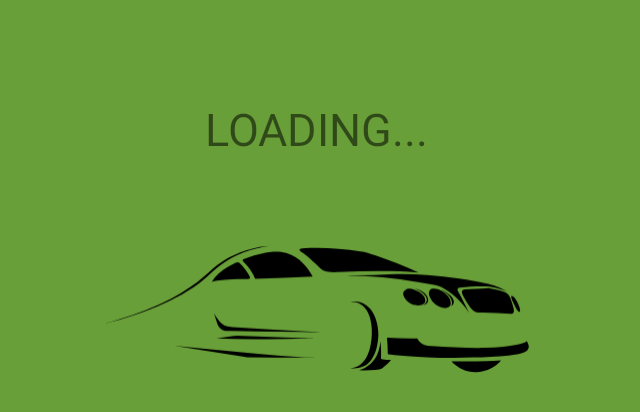
After one commit to mntcoffee/wearableNotification, an Android app: the SplashActivity screen opened directly, with no data from a screen before it, on a phone screen of 824 x 412 dp (held sideways). The commit adds this screen. Shown: the top 412 px of the screen, without its empty margins (301-941 px from the left). Run offline under Robolectric (Android 15) with nearby library versions, the phone set to English and light mode, and no system bars.

Commit message:
created splash activity

```diff
--- a/app/build.gradle
+++ b/app/build.gradle
@@ -16,6 +16,7 @@ android {
         versionName "1.0"
 
         testInstrumentationRunner "androidx.test.runner.AndroidJUnitRunner"
+        vectorDrawables.useSupportLibrary = true
     }
 
     buildTypes {
@@ -57,4 +58,7 @@ dependencies {
     implementation "androidx.camera:camera-lifecycle:$camerax_version"
     // CameraX View class
     implementation "androidx.camera:camera-view:1.0.0-alpha14"
+
+    implementation 'org.jetbrains.kotlinx:kotlinx-coroutines-core:1.3.9'
+    implementation 'org.jetbrains.kotlinx:kotlinx-coroutines-android:1.3.9'
 }
--- /dev/null
+++ b/app/src/main/java/com/example/wearablenotification/splash/SplashActivity.kt
@@ -0,0 +1,25 @@
+package com.example.wearablenotification.splash
+
+import android.content.Intent
+import androidx.appcompat.app.AppCompatActivity
+import android.os.Bundle
+import com.example.wearablenotification.R
+import com.example.wearablenotification.setup.SetupActivity
+import kotlinx.coroutines.CoroutineScope
+import kotlinx.coroutines.Dispatchers
+import kotlinx.coroutines.delay
+import kotlinx.coroutines.launch
+
+class SplashActivity : AppCompatActivity() {
+    override fun onCreate(savedInstanceState: Bundle?) {
+        super.onCreate(savedInstanceState)
+        setContentView(R.layout.activity_splash)
+
+        CoroutineScope(Dispatchers.Main).launch {
+            delay(3000)
+            val intent = Intent(this@SplashActivity, SetupActivity::class.java)
+            startActivity(intent)
+            finish()
+        }
+    }
+}
--- /dev/null
+++ b/app/src/main/res/drawable/ic_automobile_splash.xml
@@ -0,0 +1,60 @@
+<vector xmlns:android="http://schemas.android.com/apk/res/android"
+    android:width="1998.1061dp"
+    android:height="647.9526dp"
+    android:viewportWidth="1998.1061"
+    android:viewportHeight="647.9526">
+  <path
+      android:fillColor="#FF000000"
+      android:pathData="m745.6,48.23c13.58,-2.21 27.2,-4.74 40.99,-4.93 -39.76,6.14 -79.08,15.85 -116.64,30.37 -34.64,13.38 -67.35,31.67 -96.9,54.15 -27.5,20.57 -52.13,44.58 -78.26,66.8 -29.41,24.42 -61.56,45.37 -94.79,64.19 -71.26,40.01 -147.44,70.58 -224.97,96.07 -33.43,10.83 -67.14,20.86 -101.21,29.5 -5.03,1.13 -9.96,2.87 -15.13,3.19 19.43,-4.74 38.52,-10.83 57.7,-16.49 81.24,-24.99 161.18,-55.1 236.65,-94.4 53.26,-27.86 104.34,-60.56 149.12,-100.84 10.67,-9.24 20.29,-19.61 31.1,-28.71 59.83,-51.84 134.73,-84.84 212.34,-98.9z"/>
+  <path
+      android:fillColor="#FF000000"
+      android:pathData="m934.05,54.56c86.16,-5.65 172.66,1.03 258.01,13.1 22.31,1.71 43.15,10.28 64.16,17.26 65.83,22.58 130.96,47.42 194.1,76.73 -53.92,-4.82 -108.1,-6.41 -162.23,-6.55 -64.69,-0.29 -129.37,1.6 -193.97,4.79 -15.38,0.85 -30.94,1.34 -46.15,-1.48 -12.08,-2.24 -23.99,-6.84 -33.45,-14.85 -25.71,-23.05 -50.13,-47.68 -77.9,-68.31 -4.8,-3.78 -10.78,-6.37 -14.22,-11.62 -1.33,-1.75 -1.57,-4.62 0.46,-5.95 3.21,-2.34 7.36,-2.67 11.19,-3.12z"/>
+  <path
+      android:fillColor="#FF000000"
+      android:pathData="m796.11,70.23c21.99,-2.26 44.53,-1.2 65.82,5.1 28.32,8.07 53.87,24.39 74.66,45.07 17.47,17.24 31.66,37.54 43.53,58.95 -85.14,3.45 -170.29,6.6 -255.43,10.1 -11.7,-25.46 -26.81,-49.69 -46.73,-69.54 -3.28,-3.46 -7.82,-6.2 -9.28,-10.99 -0.26,-3.77 3.9,-5.39 6.69,-6.78 14.39,-6.05 29.19,-11.05 44.09,-15.67 25.01,-7.6 50.59,-13.69 76.65,-16.24z"/>
+  <path
+      android:fillColor="#FF000000"
+      android:pathData="m629.48,123.4c5.61,-2.77 11.09,-6.65 17.55,-6.9 4.95,0.52 8.76,4.18 12.49,7.15 10.93,9.85 19.43,22.03 27.5,34.24 4.49,6.96 8.77,14.05 12.72,21.34 1.34,2.65 2.87,5.89 1.53,8.84 -1.98,3.03 -6.05,2.68 -9.21,2.77 -23.34,-0.31 -46.68,0.1 -70.01,0.79 -22.33,0.99 -44.72,2.2 -66.81,5.79 -8.04,1.4 -16.19,2.92 -23.67,6.31 17.02,-29.05 43.58,-51.39 72.78,-67.56 8.16,-4.67 16.7,-8.61 25.13,-12.77z"/>
+  <path
+      android:fillColor="#FF000000"
+      android:pathData="m1171.07,174.34c51.01,-1.24 102.02,-2.56 152.99,-4.92 55,-1.87 110.15,-1.09 164.97,3.99 47.42,4.15 94.76,9.21 141.95,15.43 24.89,3.35 49.75,6.95 74.38,11.88 36.49,7.09 73.39,14.32 107.61,29.32 10.29,4.58 20.35,9.74 29.89,15.73 -19.42,-7.49 -39.34,-13.88 -59.81,-17.79 -8.7,-1.78 -17.55,-2.65 -26.25,-4.38 -9.88,-0.82 -19.8,0.08 -29.69,-0.04 -30.76,0.24 -61.6,1.21 -92.11,5.39 -3.98,0.63 -8.6,1.35 -11.08,4.89 -2.2,3.49 -0.54,7.76 1.04,11.15 10.58,18.64 20.06,37.88 29.88,56.93 6.72,13.43 13.73,26.72 20.24,40.25 -26.71,-42.57 -63.55,-78.63 -106.24,-105.08 -7.3,-4.49 -14.76,-8.75 -22.51,-12.41 -10.54,-4.85 -21.94,-7.5 -33.36,-9.31 -21.97,-2.84 -43.64,-7.53 -65.48,-11.14 -104.16,-18.05 -209.76,-28.63 -315.5,-28.79 13.01,-0.91 26.05,-0.72 39.08,-1.1z"/>
+  <path
+      android:fillColor="#FF000000"
+      android:pathData="m1431.07,232.13c16.5,3.46 33.13,9.46 45.8,20.96 7.34,6.53 12.76,15.24 15.1,24.8 1.55,6.28 0.74,13.33 -3.15,18.63 -4.7,6.48 -12.21,10.24 -19.65,12.66 6.82,-5.2 13.85,-11.08 16.71,-19.47 2.76,-7.84 0.18,-16.49 -4.62,-22.95 -7.5,-10.24 -18.14,-17.62 -28.92,-24.03 -6.85,-4 -13.97,-7.52 -21.27,-10.6z"/>
+  <path
+      android:fillColor="#FF000000"
+      android:pathData="m1748.27,232.07c4.58,-0.57 9.23,-0.8 13.84,-0.3 21.77,4.39 43.79,8.17 64.95,15.13 6.18,2.04 12.37,4.53 17.42,8.75 6.74,5.31 11.06,13.04 13.83,21.05 4.89,14.35 10.01,28.66 13.54,43.42 1.43,6.3 3.06,13.33 -0.22,19.35 -1.89,3.87 -6.37,5.78 -10.52,5.51 -41.59,-3.16 -83.29,-4.8 -124.99,-5.47 -10.68,-0.44 -21.72,1.02 -32.01,-2.53 -11.56,-3.98 -19.98,-13.54 -26.79,-23.27 -11.15,-16.22 -21.1,-33.24 -30.36,-50.58 -2.87,-5.86 -5.55,-12.58 -3.88,-19.17 1.31,-4.83 6.49,-6.98 11.07,-7.29 31.28,-3.08 62.76,-3.05 94.12,-4.6z"/>
+  <path
+      android:fillColor="#FF000000"
+      android:pathData="m1405.27,233.15c16.28,-1.3 31.69,6.07 45.32,14.19 8.7,5.3 17.14,11.54 23.03,19.99 4.79,6.86 7.25,15.58 5.7,23.9 -2.25,7.49 -9.09,12.67 -16.36,14.84 -9.28,2.74 -19.23,2.36 -28.65,0.56 -22.29,-4.32 -41.55,-20.5 -50.58,-41.18 -2.81,-6.21 -3.23,-14.02 1.25,-19.56 5.11,-6.21 11.95,-12 20.29,-12.74z"/>
+  <path
+      android:fillColor="#FF000000"
+      android:pathData="m1511.57,233.58c16.11,-2.74 32.26,3.58 45.35,12.63 8.38,5.73 15.8,12.73 22.66,20.17 6.28,6.46 10.29,14.88 12.5,23.55 1.54,6.97 1.64,15.06 -2.94,20.97 -5.4,6.82 -14.73,9.02 -23.04,8.84 -22.3,-2.12 -43.47,-14.2 -56.63,-32.33 -4.79,-6.51 -8.65,-13.7 -11.55,-21.23 -2.35,-6.92 -2.99,-14.77 -0.07,-21.62 2.39,-5.64 7.7,-9.88 13.72,-10.98z"/>
+  <path
+      android:fillColor="#FF000000"
+      android:pathData="m1548.97,236.01c14.2,7.71 28.39,15.8 40.59,26.52 6.14,5.57 12.04,11.82 15.29,19.58 2.51,5.8 2.8,12.76 -0.1,18.47 -2.2,4.69 -6.1,8.25 -10.12,11.38 4.18,-7.6 5.2,-16.83 2.43,-25.08 -4.26,-13.2 -13.96,-23.71 -24.03,-32.84 -7.44,-6.77 -15.84,-12.31 -24.06,-18.03z"/>
+  <path
+      android:fillColor="#FF000000"
+      android:pathData="m1862.47,266.2c0.4,-0.22 1.21,-0.65 1.62,-0.87 3.94,0.84 6.99,3.82 9.83,6.53 8.25,8.74 13.98,19.5 18.83,30.41 3.21,7.61 6.77,15.24 7.92,23.5 0.35,3.54 0.68,7.74 -1.94,10.55 -1.66,1.07 -3.46,-0.27 -4.69,-1.32 -10.71,-10.55 -16.05,-25.04 -22.81,-38.17 -3.56,-7.63 -7.41,-15.24 -9.4,-23.46 -0.36,-2.33 -1.06,-5.2 0.64,-7.17z"/>
+  <path
+      android:fillColor="#FF000000"
+      android:pathData="m1143.67,292.24c18.03,-3.23 37.1,-3.09 54.35,3.64 15.15,5.69 28.24,16.06 38.33,28.61 12.58,15.64 20.97,34.28 26.55,53.46 6,21.06 8.88,43.01 8.58,64.9 -1.12,19.5 -3.71,38.99 -8.87,57.86 -4.88,17.7 -12.16,34.98 -23.3,49.69 -9.79,12.99 -22.83,23.67 -37.9,29.94 -17.08,7.23 -36.17,8.96 -54.47,6.57 15.93,-1.54 31.71,-6.69 44.6,-16.36 14.61,-10.8 25.13,-26.28 32.33,-42.79 9.33,-21.46 14,-44.64 16.71,-67.78 2.93,-22.54 2.51,-45.42 -0.31,-67.94 -2.46,-18.57 -6.99,-37.11 -15.63,-53.84 -7.42,-14.37 -18.32,-27.22 -32.4,-35.41 -14.53,-8.71 -31.82,-11.63 -48.57,-10.55z"/>
+  <path
+      android:fillColor="#FF000000"
+      android:pathData="m541.07,342.37c8.36,14.35 17.35,28.56 29.12,40.41 6.86,6.78 14.82,12.61 23.88,16.08 9.52,3.76 19.82,4.71 29.94,5.44 122.66,7.45 245.35,14.41 368.02,21.58 7.44,0.69 14.97,0.32 22.35,1.63 -58.11,-1.29 -116.25,-1.84 -174.37,-2.9 -74.65,-1.06 -149.29,-2.33 -223.94,-3.4 -9.66,-0.41 -19.49,0.49 -29,-1.55 -14.27,-3.2 -25.4,-15.06 -29.82,-28.7 -5.32,-16.22 -11.11,-32.3 -16.18,-48.59z"/>
+  <path
+      android:fillColor="#FF000000"
+      android:pathData="m629.06,443.95c4.31,-0.51 8.59,-1.54 12.96,-1.5 81,3.19 162.03,6.1 243.06,8.5 29.34,0.73 58.68,1.72 88.04,1.81 3.28,0.07 6.56,0.38 9.82,0.81 -11.64,-0.31 -23.25,0.98 -34.88,1.13 -73.63,2.99 -147.34,3.18 -221.01,2.86 -58.07,-0.29 -116.13,-1.3 -174.17,-2.67 25.36,-3.86 50.79,-7.26 76.18,-10.94z"/>
+  <path
+      android:fillColor="#FF000000"
+      android:pathData="m1309.87,452.89c0.68,-1.76 2.63,-1.46 4.15,-1.46 43.45,2.08 86.95,3.95 130.46,2.93 6.8,13.42 18.43,24.44 32.64,29.63 9.19,3.52 19.12,4.92 28.95,4.48 78.54,4.97 157.24,9.06 235.98,7.94 28.04,-1.05 56.05,-2.73 83.99,-5.31 21.72,-2.14 43.44,-4.7 64.81,-9.22 9.19,-2.04 18.41,-4.28 27.13,-7.94 4.51,-1.99 9.28,-4.24 12.03,-8.56 4.5,5.77 6.51,12.95 8.56,19.86 1.9,6.53 0.64,13.99 -3.86,19.19 -6.5,7.62 -16.12,11.48 -25.37,14.61 -19.3,6.11 -39.48,8.76 -59.52,11.12 -52.03,5.48 -104.38,7.03 -156.64,8.79 -108.1,3.54 -216.38,0.34 -324.13,-8.79 -17.37,-1.57 -34.73,-3.17 -52.04,-5.22 -1.35,-0.38 -3.58,-0.17 -3.81,-2 0.05,-23.37 -1.2,-46.78 -3.33,-70.05z"/>
+  <path
+      android:fillColor="#FF000000"
+      android:pathData="m1234.07,569.84c29.3,-25.25 44.32,-64.07 45.97,-102.13 2.6,10.51 2.49,21.44 3.18,32.19 0.34,14.3 0.8,28.64 -0.03,42.93 0.61,2.95 4.29,3.75 6.85,4.32 12.46,1.89 25.12,1.72 37.68,2.7 -3.54,5.91 -8.87,10.43 -13.69,15.25 -7.45,7.16 -15.23,13.99 -23.21,20.56 -9.15,7.45 -21.68,6.93 -32.76,8.34 -23.83,1.69 -47.85,3.48 -71.7,1.28 17.42,-5.08 33.96,-13.52 47.71,-25.44z"/>
+  <path
+      android:fillColor="#FF000000"
+      android:pathData="m364.92,487.35c22.08,1.71 44.06,4.53 66.12,6.57 101.94,10.29 203.94,20.1 306.02,28.99 68.28,5.86 136.59,11.47 205.01,15.42 16.79,0.67 33.55,1.94 50.35,2.07 -27.11,0.39 -54.23,-0.35 -81.34,-0.55 -68.68,-0.57 -137.35,-1.13 -206.03,-1.41 -4.92,-0.11 -9.84,0.16 -14.74,-0.2 -108.48,-16.88 -216.9,-34.11 -325.39,-50.89z"/>
+  <path
+      android:fillColor="#FF000000"
+      android:pathData="m1752.07,555.3c21.25,-0.59 42.48,-1.56 63.66,-3.35 -3.64,6.65 -9.84,11.34 -15.52,16.14 -26.35,20.54 -58.57,34.4 -92.12,36.35 -21.41,1.22 -43.07,-3 -62.45,-12.17 -18.7,-8.71 -35.28,-21.54 -49.55,-36.35 51.99,0.64 104,0.75 155.98,-0.62z"/>
+</vector>
--- /dev/null
+++ b/app/src/main/res/layout/activity_splash.xml
@@ -0,0 +1,29 @@
+<?xml version="1.0" encoding="utf-8"?>
+<androidx.constraintlayout.widget.ConstraintLayout xmlns:android="http://schemas.android.com/apk/res/android"
+    xmlns:app="http://schemas.android.com/apk/res-auto"
+    xmlns:tools="http://schemas.android.com/tools"
+    android:layout_width="match_parent"
+    android:layout_height="match_parent"
+    android:background="@color/light_green_700"
+    tools:context=".splash.SplashActivity">
+
+    <ImageView
+        android:id="@+id/imageView"
+        android:layout_width="300dp"
+        android:layout_height="200dp"
+        app:layout_constraintBottom_toBottomOf="parent"
+        app:layout_constraintEnd_toEndOf="parent"
+        app:layout_constraintStart_toStartOf="parent"
+        app:layout_constraintTop_toTopOf="parent"
+        app:srcCompat="@drawable/ic_automobile_splash" />
+
+    <TextView
+        android:id="@+id/textView"
+        android:layout_width="wrap_content"
+        android:layout_height="wrap_content"
+        android:text="LOADING..."
+        android:textSize="30sp"
+        app:layout_constraintBottom_toTopOf="@+id/imageView"
+        app:layout_constraintEnd_toEndOf="@+id/imageView"
+        app:layout_constraintStart_toStartOf="@+id/imageView" />
+</androidx.constraintlayout.widget.ConstraintLayout>
--- a/app/src/main/res/values-night/themes.xml
+++ b/app/src/main/res/values-night/themes.xml
@@ -2,8 +2,8 @@
     <!-- Base application theme. -->
     <style name="Theme.WearableNotification" parent="Theme.MaterialComponents.DayNight.DarkActionBar">
         <!-- Primary brand color. -->
-        <item name="colorPrimary">@color/purple_200</item>
-        <item name="colorPrimaryVariant">@color/purple_700</item>
+        <item name="colorPrimary">@color/light_green_light</item>
+        <item name="colorPrimaryVariant">@color/light_green_700</item>
         <item name="colorOnPrimary">@color/black</item>
         <!-- Secondary brand color. -->
         <item name="colorSecondary">@color/teal_200</item>
--- a/app/src/main/res/values/colors.xml
+++ b/app/src/main/res/values/colors.xml
@@ -9,5 +9,6 @@
     <color name="white">#FFFFFFFF</color>
     <color name="light_green_700">#689f38</color>
     <color name="light_green_dark">#00600f</color>
+    <color name="light_green_light">#aee571</color>
     <color name="cyan_800">#00838f</color>
 </resources>
```
Also changed, not shown: app/src/main/AndroidManifest.xml (+9 -5 lines).
